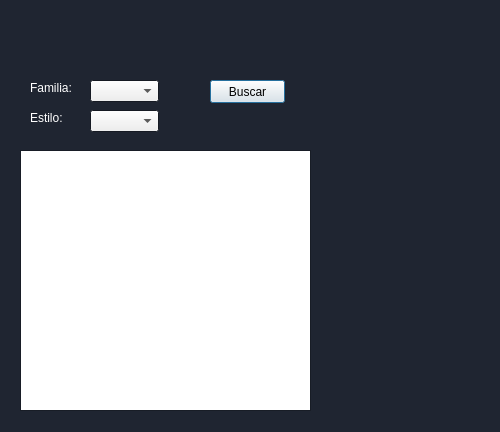
Above: buscarcerveza.ui from pacheevb/ED_Proyecto2 before the change. Below: the same form after it.
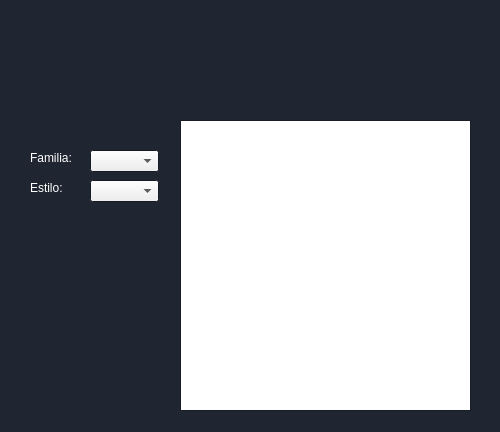
That is the form after the change. Icons and pictures are not drawn.

```diff
--- a/buscarcerveza.ui
+++ b/buscarcerveza.ui
@@ -99,10 +99,10 @@
   <widget class="QListView" name="listView">
    <property name="geometry">
     <rect>
-     <x>20</x>
-     <y>150</y>
+     <x>180</x>
+     <y>120</y>
      <width>291</width>
-     <height>261</height>
+     <height>291</height>
     </rect>
    </property>
   </widget>
@@ -110,7 +110,7 @@
    <property name="geometry">
     <rect>
      <x>90</x>
-     <y>80</y>
+     <y>150</y>
      <width>69</width>
      <height>22</height>
     </rect>
@@ -120,7 +120,7 @@
    <property name="geometry">
     <rect>
      <x>30</x>
-     <y>80</y>
+     <y>150</y>
      <width>51</width>
      <height>16</height>
     </rect>
@@ -169,21 +169,24 @@
   <widget class="QPushButton" name="pushButton">
    <property name="geometry">
     <rect>
-     <x>210</x>
-     <y>80</y>
-     <width>75</width>
-     <height>23</height>
+     <x>50</x>
+     <y>260</y>
+     <width>91</width>
+     <height>41</height>
     </rect>
    </property>
    <property name="text">
-    <string>Buscar</string>
+    <string/>
+   </property>
+   <property name="flat">
+    <bool>true</bool>
    </property>
   </widget>
   <widget class="QComboBox" name="comboBox_2">
    <property name="geometry">
     <rect>
      <x>90</x>
-     <y>110</y>
+     <y>180</y>
      <width>69</width>
      <height>22</height>
     </rect>
@@ -193,7 +196,7 @@
    <property name="geometry">
     <rect>
      <x>30</x>
-     <y>110</y>
+     <y>180</y>
      <width>51</width>
      <height>16</height>
     </rect>
@@ -239,6 +242,33 @@
     <string>Estilo:</string>
    </property>
   </widget>
+  <widget class="QLabel" name="label_4">
+   <property name="geometry">
+    <rect>
+     <x>30</x>
+     <y>260</y>
+     <width>141</width>
+     <height>51</height>
+    </rect>
+   </property>
+   <property name="text">
+    <string/>
+   </property>
+   <property name="pixmap">
+    <pixmap resource="recursos.qrc">:/Recursos/btn_buscar.png</pixmap>
+   </property>
+   <property name="scaledContents">
+    <bool>false</bool>
+   </property>
+  </widget>
+  <zorder>label</zorder>
+  <zorder>listView</zorder>
+  <zorder>comboBox</zorder>
+  <zorder>label_2</zorder>
+  <zorder>comboBox_2</zorder>
+  <zorder>label_3</zorder>
+  <zorder>label_4</zorder>
+  <zorder>btn_buscar</zorder>
  </widget>
  <resources>
   <include location="recursos.qrc"/>
```
Left out of the diff: 2 changed lines with no effect on the pictures.
